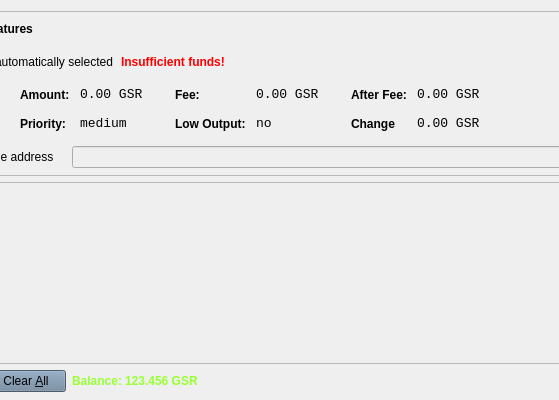
Old version of the form src/qt/forms/sendcoinsdialog.ui in the repository geysercoin/geysercoin; both pictures show x 115 to 674 and y 0 to 400 of the 850 by 400 pixel window.
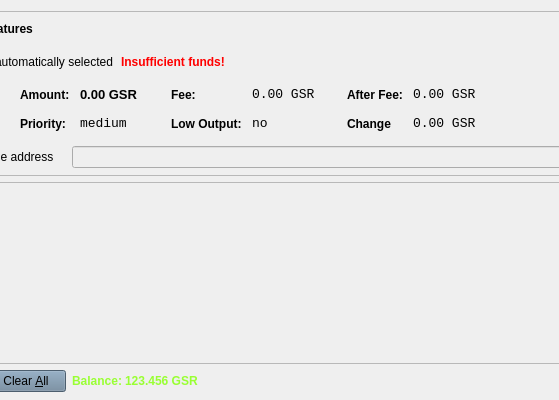
New version of the form. Icons and pictures are not drawn.

```diff
--- a/src/qt/forms/sendcoinsdialog.ui
+++ b/src/qt/forms/sendcoinsdialog.ui
@@ -335,8 +335,10 @@
                 <widget class="QLabel" name="labelCoinControlAmount">
                  <property name="font">
                   <font>
-                   <family>Monospace</family>
+                   <family>MS Shell Dlg 2</family>
                    <pointsize>10</pointsize>
+                   <weight>75</weight>
+                   <bold>true</bold>
                   </font>
                  </property>
                  <property name="cursor">
```
Left out of the diff: 2 changed lines with no effect on the pictures.
